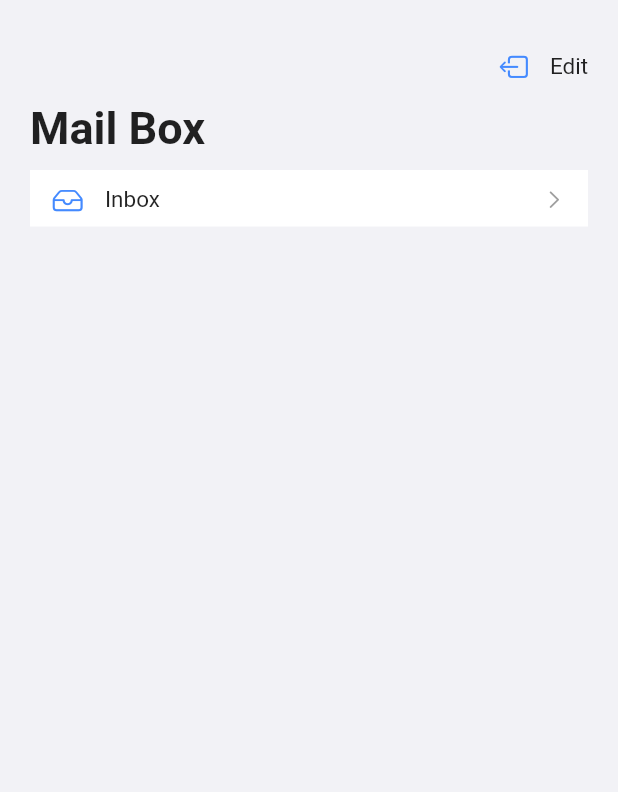
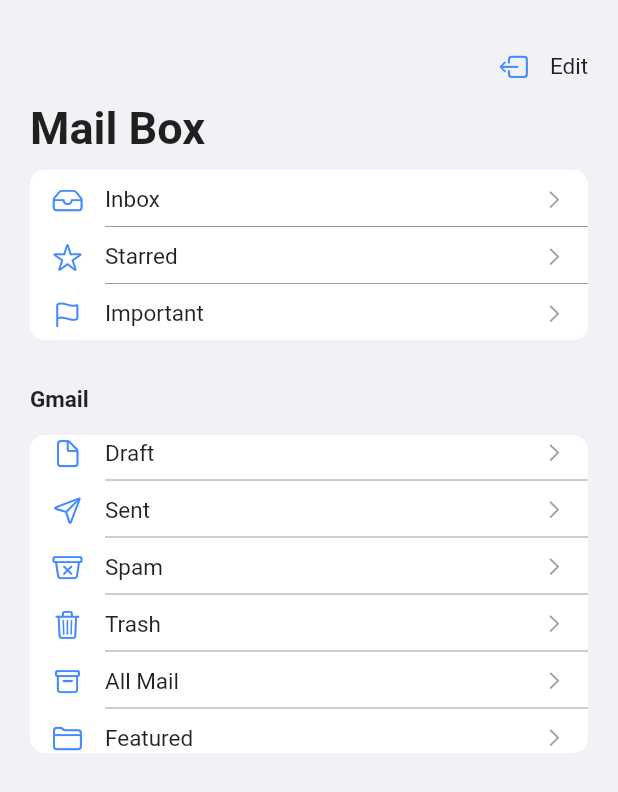
Before and after one commit to muyaho-universe/Study_mail, a Flutter app: the screen it shows after launch, on a phone screen of 412 x 824 dp. Shown: the top 792 px of the screen. Run offline on Flutter 3.47's test engine with Material 2 defaults, Android fonts, the phone set to English and light mode, and no system bars; our stand-ins replace get.

Commit message:
Implement home.dart

```diff
--- a/lib/home.dart
+++ b/lib/home.dart
@@ -1,5 +1,6 @@
 import 'package:flutter/cupertino.dart';
 import 'package:flutter/material.dart';
+import 'package:get/get.dart';
 
 class HomePage extends StatelessWidget {
   HomePage({Key? key}) : super(key: key);
@@ -20,7 +21,6 @@ class HomePage extends StatelessWidget {
                       children: [
                         IconButton(
                             onPressed: (){
-
                             },
                             icon: Icon(CupertinoIcons.square_arrow_left, size: 20, color: Colors.blueAccent,)
                         ),
@@ -47,18 +47,62 @@ class HomePage extends StatelessWidget {
                     SizedBox(
                       height: 10,
                     ),
-                    ClipRect(
-                      // borderRadius: BorderRadius.circular(10),
+                    ClipRRect(
+                      borderRadius: BorderRadius.circular(10),
                       child: Container(
                         padding: EdgeInsets.symmetric(vertical: 8),
                         color: Colors.white,
                         child: Column(
                           children: [
-                            _mainButton(CupertinoIcons.tray, "Inbox")
+                            _mainButton(CupertinoIcons.tray, "Inbox"),
+                            Divider(indent: 50, color: Colors.grey,),
+                            _mainButton(CupertinoIcons.star, "Starred"),
+                            Divider(indent: 50, color: Colors.grey,),
+                            _mainButton(CupertinoIcons.flag, "Important"),
+
                           ],
                         ),
                       ),
-                    )
+                    ),
+                    SizedBox(
+                      height: 30,
+                    ),
+                    Row(
+                      mainAxisAlignment: MainAxisAlignment.start,
+                      children: [
+                        Text(
+                            "Gmail",
+                          style: TextStyle(
+                            fontWeight: FontWeight.w700,
+                            fontSize: 15,
+                          ),
+                        ),
+                      ],
+                    ),
+                    SizedBox(
+                      height: 15,
+                    ),
+                  ClipRRect(
+                    borderRadius: BorderRadius.circular(10),
+                    child: Container(
+                      color: Colors.white,
+                      child: Column(
+                        children: [
+                          _mainButton(CupertinoIcons.doc, "Draft"),
+                          Divider(indent: 50, color: Colors.grey,),
+                          _mainButton(CupertinoIcons.paperplane, "Sent"),
+                          Divider(indent: 50, color: Colors.grey,),
+                          _mainButton(CupertinoIcons.bin_xmark, "Spam"),
+                          Divider(indent: 50, color: Colors.grey,),
+                          _mainButton(CupertinoIcons.delete, "Trash"),
+                          Divider(indent: 50, color: Colors.grey,),
+                          _mainButton(CupertinoIcons.archivebox, "All Mail"),
+                          Divider(indent: 50,color:Colors.grey),
+                          _mainButton(CupertinoIcons.folder, "Featured",)
+                        ],
+                      ),
+                    ),
+                  ),
                   ],
                 )
               )
@@ -104,7 +148,7 @@ class HomePage extends StatelessWidget {
         ),
       ),
       onTap: (){
-
+         // Get.to();
       },
     );
   }
```
Also changed, not shown: lib/mail_list/mail_screen.dart (added).
